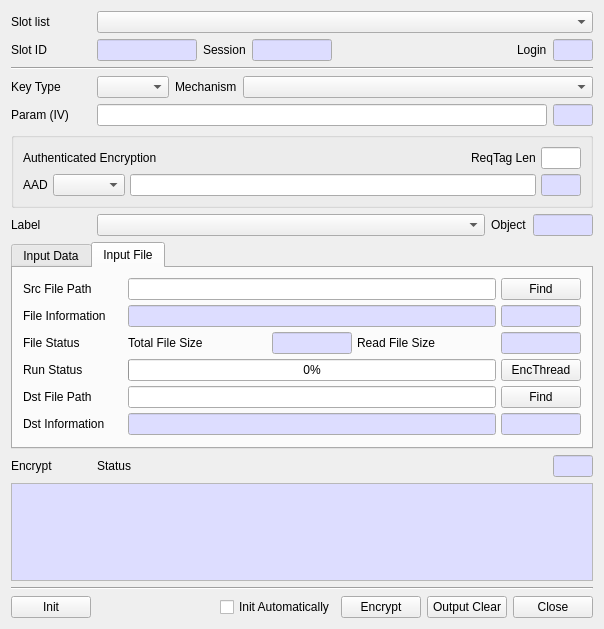
Before: the Qt Designer form CryptokiMan/encrypt_dlg.ui in jykim74/CryptokiMan, drawn with Qt 5.
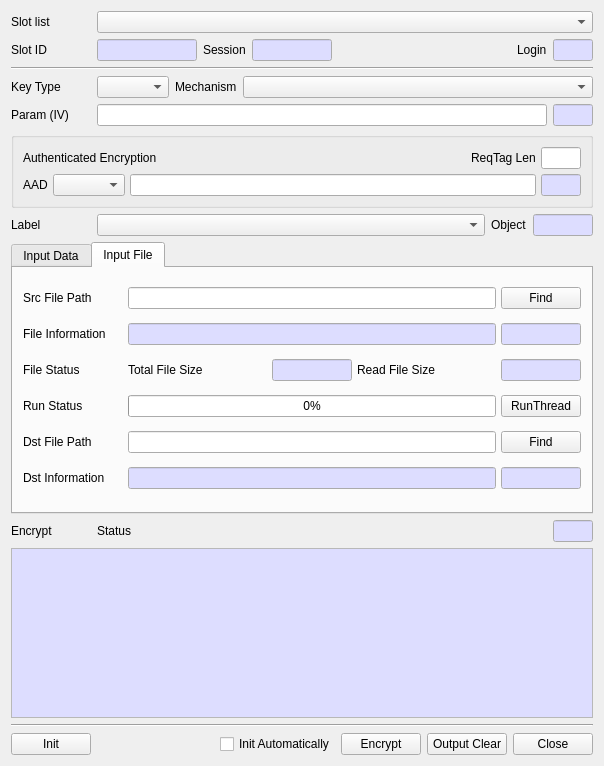
After: the same form once the commit is applied.

Diff of the .ui file:
```diff
--- a/CryptokiMan/encrypt_dlg.ui
+++ b/CryptokiMan/encrypt_dlg.ui
@@ -7,7 +7,7 @@
     <x>0</x>
     <y>0</y>
     <width>604</width>
-    <height>629</height>
+    <height>766</height>
    </rect>
   </property>
   <property name="windowTitle">
@@ -1133,7 +1133,7 @@
          <item row="0" column="2">
           <widget class="QPushButton" name="mEncThreadBtn">
            <property name="text">
-            <string>EncThread</string>
+            <string>RunThread</string>
            </property>
           </widget>
          </item>
```
